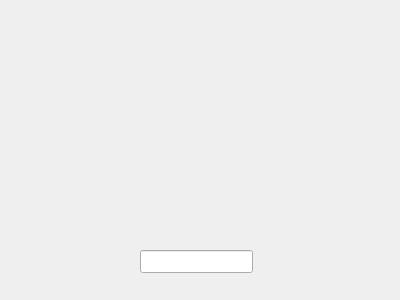
Above: src/clientwindow.ui from xvlaci/ICP before the change. Below: the same form after it.
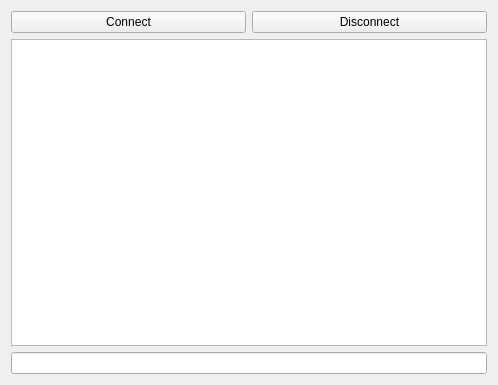
That is the form after the change.

The edit to the form file:
```diff
--- a/src/clientwindow.ui
+++ b/src/clientwindow.ui
@@ -6,23 +6,64 @@
    <rect>
     <x>0</x>
     <y>0</y>
-    <width>400</width>
-    <height>300</height>
+    <width>498</width>
+    <height>385</height>
    </rect>
   </property>
+  <property name="sizePolicy">
+   <sizepolicy hsizetype="Preferred" vsizetype="Fixed">
+    <horstretch>0</horstretch>
+    <verstretch>0</verstretch>
+   </sizepolicy>
+  </property>
   <property name="windowTitle">
    <string>Form</string>
   </property>
-  <widget class="QLineEdit" name="lineEdit">
-   <property name="geometry">
-    <rect>
-     <x>140</x>
-     <y>250</y>
-     <width>113</width>
-     <height>23</height>
-    </rect>
-   </property>
-  </widget>
+  <layout class="QVBoxLayout" name="verticalLayout">
+   <item>
+    <layout class="QHBoxLayout" name="horizontalLayout">
+     <item>
+      <widget class="QPushButton" name="connectButton">
+       <property name="text">
+        <string>Connect</string>
+       </property>
+      </widget>
+     </item>
+     <item>
+      <widget class="QPushButton" name="disconnectButton">
+       <property name="text">
+        <string>Disconnect</string>
+       </property>
+      </widget>
+     </item>
+    </layout>
+   </item>
+   <item>
+    <widget class="QGraphicsView" name="graphicsView"/>
+   </item>
+   <item>
+    <widget class="QLineEdit" name="lineEdit">
+     <property name="sizePolicy">
+      <sizepolicy hsizetype="Expanding" vsizetype="Fixed">
+       <horstretch>0</horstretch>
+       <verstretch>0</verstretch>
+      </sizepolicy>
+     </property>
+     <property name="layoutDirection">
+      <enum>Qt::LeftToRight</enum>
+     </property>
+     <property name="text">
+      <string/>
+     </property>
+     <property name="cursorPosition">
+      <number>0</number>
+     </property>
+     <property name="alignment">
+      <set>Qt::AlignLeading|Qt::AlignLeft|Qt::AlignVCenter</set>
+     </property>
+    </widget>
+   </item>
+  </layout>
  </widget>
  <resources/>
  <connections/>
```
